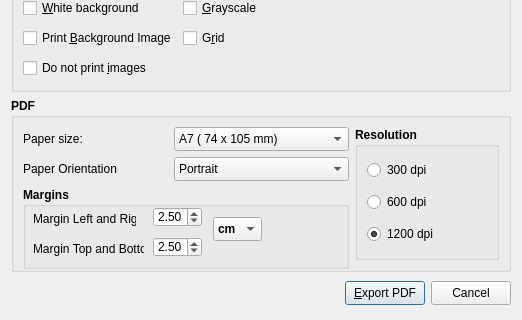
Qt form FalconBoard/pdfsetup.ui (solyoma/FalconBoard) before a commit; both pictures show x 0 to 522 and y 175 to 495 of the 522 by 495 pixel window.
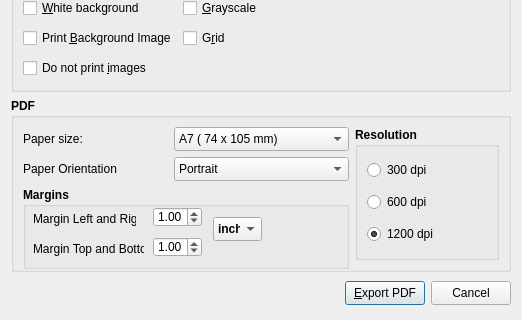
The same form after that commit.

```diff
--- a/FalconBoard/pdfsetup.ui
+++ b/FalconBoard/pdfsetup.ui
@@ -760,7 +760,7 @@
           <enum>QAbstractSpinBox::DefaultStepType</enum>
          </property>
          <property name="value">
-          <double>2.500000000000000</double>
+          <double>1.000000000000000</double>
          </property>
         </widget>
         <widget class="QLabel" name="label_9">
@@ -807,7 +807,7 @@
           <double>0.050000000000000</double>
          </property>
          <property name="value">
-          <double>2.500000000000000</double>
+          <double>1.000000000000000</double>
          </property>
         </widget>
         <widget class="QComboBox" name="cbPdfUnit">
@@ -825,6 +825,9 @@
            <height>24</height>
           </size>
          </property>
+         <property name="currentIndex">
+          <number>1</number>
+         </property>
          <item>
           <property name="text">
            <string>cm</string>
```
